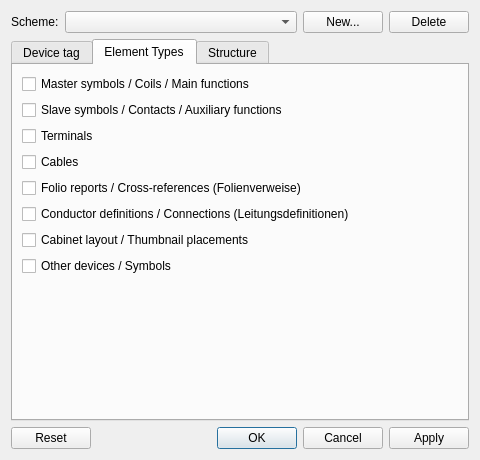
Above: sources/ui/devicenavigatorfilterdialog.ui from qelectrotech/qelectrotech-source-mirror before the change. Below: the same form after it.
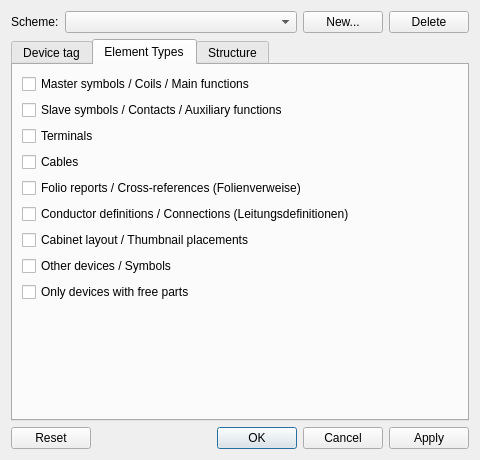
That is the form after the change. The open tabs and pages were chosen to show the change.

Commit message: Device Navigator: list a device's free parts and place them from there

Diff of the .ui file:
```diff
--- a/sources/ui/devicenavigatorfilterdialog.ui
+++ b/sources/ui/devicenavigatorfilterdialog.ui
@@ -228,6 +228,16 @@
          </property>
         </widget>
        </item>
+       <item>
+        <widget class="QCheckBox" name="m_cb_free_parts">
+         <property name="toolTip">
+          <string>Only the devices with a part of their device type which is not drawn yet</string>
+         </property>
+         <property name="text">
+          <string>Only devices with free parts</string>
+         </property>
+        </widget>
+       </item>
        <item>
         <spacer name="typesSpacer">
          <property name="orientation">
```
The commit also changes 8 other files.
